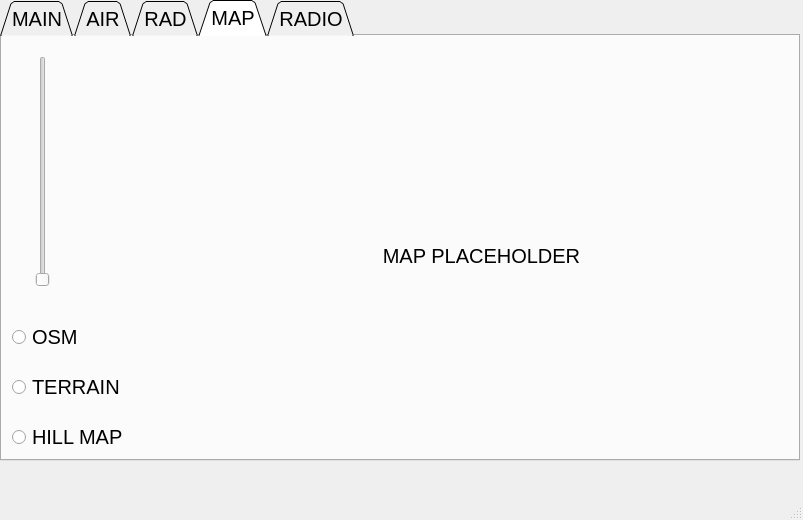
This is PipBoy/PipBoyMenu.ui in Blizzartnaut/WorkingPipBoy as Qt 5 draws it before an edit. The edited form follows.
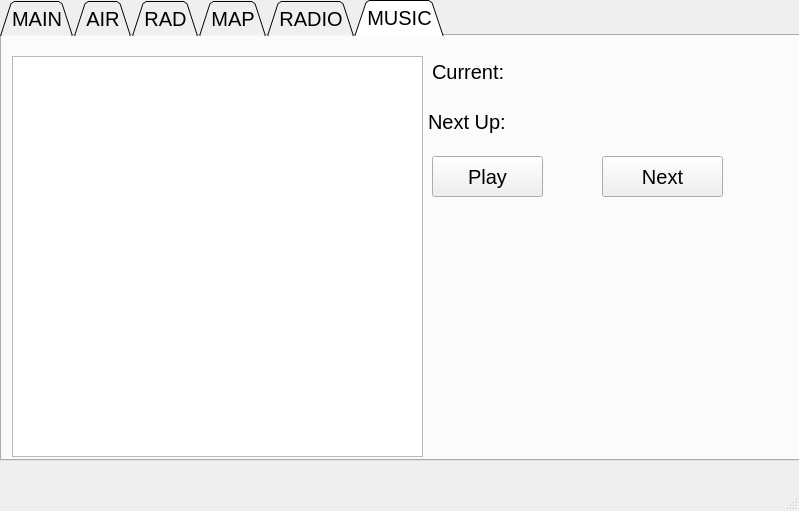
This is the edited form. The open tabs and pages were chosen to show the change.

Diff of the .ui file:
```diff
--- a/PipBoy/PipBoyMenu.ui
+++ b/PipBoy/PipBoyMenu.ui
@@ -6,8 +6,8 @@
    <rect>
     <x>0</x>
     <y>0</y>
-    <width>803</width>
-    <height>520</height>
+    <width>799</width>
+    <height>511</height>
    </rect>
   </property>
   <property name="windowTitle">
@@ -32,7 +32,7 @@
      <enum>QTabWidget::Triangular</enum>
     </property>
     <property name="currentIndex">
-     <number>3</number>
+     <number>5</number>
     </property>
     <widget class="QWidget" name="main">
      <attribute name="title">
@@ -515,7 +515,7 @@
        </rect>
       </property>
       <property name="text">
-       <string>MAP PLACEHOLDER</string>
+       <string/>
       </property>
       <property name="alignment">
        <set>Qt::AlignCenter</set>
@@ -741,6 +741,73 @@
       </widget>
      </widget>
     </widget>
+    <widget class="QWidget" name="music">
+     <attribute name="title">
+      <string>MUSIC</string>
+     </attribute>
+     <widget class="QListView" name="MusicList">
+      <property name="geometry">
+       <rect>
+        <x>10</x>
+        <y>20</y>
+        <width>411</width>
+        <height>401</height>
+       </rect>
+      </property>
+     </widget>
+     <widget class="QLabel" name="CurrentPlay">
+      <property name="geometry">
+       <rect>
+        <x>430</x>
+        <y>20</y>
+        <width>351</width>
+        <height>31</height>
+       </rect>
+      </property>
+      <property name="text">
+       <string>Current:</string>
+      </property>
+     </widget>
+     <widget class="QLabel" name="NextUp">
+      <property name="geometry">
+       <rect>
+        <x>426</x>
+        <y>70</y>
+        <width>351</width>
+        <height>31</height>
+       </rect>
+      </property>
+      <property name="text">
+       <string>Next Up:</string>
+      </property>
+     </widget>
+     <widget class="QPushButton" name="PLAY">
+      <property name="geometry">
+       <rect>
+        <x>430</x>
+        <y>120</y>
+        <width>111</width>
+        <height>41</height>
+       </rect>
+      </property>
+      <property name="text">
+       <string>Play</string>
+      </property>
+     </widget>
+     <widget class="QPushButton" name="NEXT">
+      <property name="geometry">
+       <rect>
+        <x>600</x>
+        <y>120</y>
+        <width>121</width>
+        <height>41</height>
+       </rect>
+      </property>
+      <property name="text">
+       <string>Next</string>
+      </property>
+     </widget>
+    </widget>
    </widget>
   </widget>
   <widget class="QMenuBar" name="menubar">
```
Left out of the diff: 18 changed lines with no effect on the pictures.
